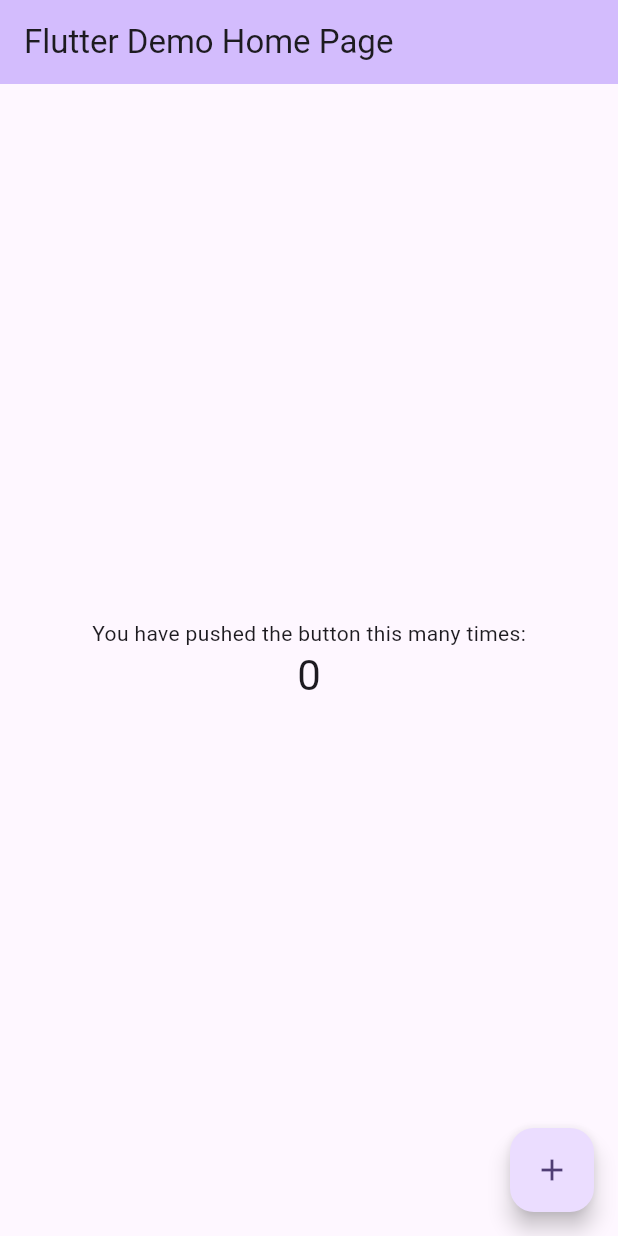
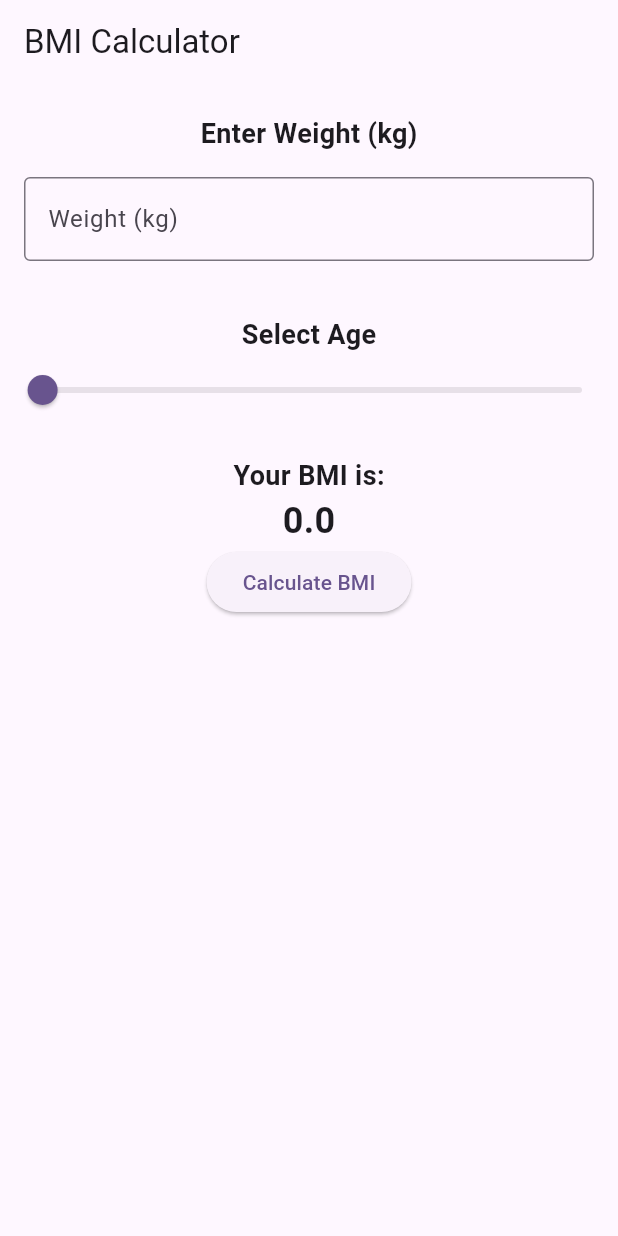
Before and after one commit to AroojAslam/bmi_calculator, a Flutter app: the screen it shows after launch, on a phone screen of 412 x 824 dp. Run offline on Flutter 3.47's test engine with Material 2 defaults, Android fonts, the phone set to English and light mode, and no system bars.

Commit message:
update home screen

```diff
--- a/lib/main.dart
+++ b/lib/main.dart
@@ -1,125 +1,23 @@
 import 'package:flutter/material.dart';
+import 'main_screen/home_screen.dart';
+
 
 void main() {
   runApp(const MyApp());
 }
-
 class MyApp extends StatelessWidget {
   const MyApp({super.key});
 
-  // This widget is the root of your application.
   @override
   Widget build(BuildContext context) {
     return MaterialApp(
+      debugShowCheckedModeBanner: false,
       title: 'Flutter Demo',
       theme: ThemeData(
-        // This is the theme of your application.
-        //
-        // TRY THIS: Try running your application with "flutter run". You'll see
-        // the application has a blue toolbar. Then, without quitting the app,
-        // try changing the seedColor in the colorScheme below to Colors.green
-        // and then invoke "hot reload" (save your changes or press the "hot
-        // reload" button in a Flutter-supported IDE, or press "r" if you used
-        // the command line to start the app).
-        //
-        // Notice that the counter didn't reset back to zero; the application
-        // state is not lost during the reload. To reset the state, use hot
-        // restart instead.
-        //
-        // This works for code too, not just values: Most code changes can be
-        // tested with just a hot reload.
         colorScheme: ColorScheme.fromSeed(seedColor: Colors.deepPurple),
         useMaterial3: true,
       ),
-      home: const MyHomePage(title: 'Flutter Demo Home Page'),
+      home:const HomeScreen(),
     );
   }
 }
-
-class MyHomePage extends StatefulWidget {
-  const MyHomePage({super.key, required this.title});
-
-  // This widget is the home page of your application. It is stateful, meaning
-  // that it has a State object (defined below) that contains fields that affect
-  // how it looks.
-
-  // This class is the configuration for the state. It holds the values (in this
-  // case the title) provided by the parent (in this case the App widget) and
-  // used by the build method of the State. Fields in a Widget subclass are
-  // always marked "final".
-
-  final String title;
-
-  @override
-  State<MyHomePage> createState() => _MyHomePageState();
-}
-
-class _MyHomePageState extends State<MyHomePage> {
-  int _counter = 0;
-
-  void _incrementCounter() {
-    setState(() {
-      // This call to setState tells the Flutter framework that something has
-      // changed in this State, which causes it to rerun the build method below
-      // so that the display can reflect the updated values. If we changed
-      // _counter without calling setState(), then the build method would not be
-      // called again, and so nothing would appear to happen.
-      _counter++;
-    });
-  }
-
-  @override
-  Widget build(BuildContext context) {
-    // This method is rerun every time setState is called, for instance as done
-    // by the _incrementCounter method above.
-    //
-    // The Flutter framework has been optimized to make rerunning build methods
-    // fast, so that you can just rebuild anything that needs updating rather
-    // than having to individually change instances of widgets.
-    return Scaffold(
-      appBar: AppBar(
-        // TRY THIS: Try changing the color here to a specific color (to
-        // Colors.amber, perhaps?) and trigger a hot reload to see the AppBar
-        // change color while the other colors stay the same.
-        backgroundColor: Theme.of(context).colorScheme.inversePrimary,
-        // Here we take the value from the MyHomePage object that was created by
-        // the App.build method, and use it to set our appbar title.
-        title: Text(widget.title),
-      ),
-      body: Center(
-        // Center is a layout widget. It takes a single child and positions it
-        // in the middle of the parent.
-        child: Column(
-          // Column is also a layout widget. It takes a list of children and
-          // arranges them vertically. By default, it sizes itself to fit its
-          // children horizontally, and tries to be as tall as its parent.
-          //
-          // Column has various properties to control how it sizes itself and
-          // how it positions its children. Here we use mainAxisAlignment to
-          // center the children vertically; the main axis here is the vertical
-          // axis because Columns are vertical (the cross axis would be
-          // horizontal).
-          //
-          // TRY THIS: Invoke "debug painting" (choose the "Toggle Debug Paint"
-          // action in the IDE, or press "p" in the console), to see the
-          // wireframe for each widget.
-          mainAxisAlignment: MainAxisAlignment.center,
-          children: <Widget>[
-            const Text(
-              'You have pushed the button this many times:',
-            ),
-            Text(
-              '$_counter',
-              style: Theme.of(context).textTheme.headlineMedium,
-            ),
-          ],
-        ),
-      ),
-      floatingActionButton: FloatingActionButton(
-        onPressed: _incrementCounter,
-        tooltip: 'Increment',
-        child: const Icon(Icons.add),
-      ), // This trailing comma makes auto-formatting nicer for build methods.
-    );
-  }
-}
--- /dev/null
+++ b/lib/main_screen/home_screen.dart
@@ -0,0 +1,81 @@
+import 'package:flutter/material.dart';
+
+class HomeScreen extends StatefulWidget {
+  const HomeScreen({Key? key});
+
+  @override
+  _HomeScreenState createState() => _HomeScreenState();
+}
+
+class _HomeScreenState extends State<HomeScreen> {
+  double _selectedAge = 1;
+  double bmi=0;
+  double _selectedWeight = 50;
+  TextEditingController _weightController = TextEditingController();
+
+  @override
+  Widget build(BuildContext context) {
+    return Scaffold(
+      appBar: AppBar(
+        title: Text('BMI Calculator'),
+      ),
+      body: SafeArea(
+        child: Center(
+          child: Column(
+            crossAxisAlignment: CrossAxisAlignment.center,
+            children: [
+              SizedBox(height: 20),
+              Text(
+                'Enter Weight (kg)',
+                style: TextStyle(fontWeight: FontWeight.w600, fontSize: 18),
+              ),
+              Padding(
+                padding: EdgeInsets.all(16.0),
+                child: TextField(
+                  controller: _weightController,
+                  keyboardType: TextInputType.numberWithOptions(decimal: true),
+                  decoration: InputDecoration(
+                    labelText: 'Weight (kg)',
+                    border: OutlineInputBorder(),
+                  ),
+                ),
+              ),
+              SizedBox(height: 20),
+            const  Text(
+                'Select Age',
+                style: TextStyle(fontWeight: FontWeight.w600, fontSize: 18),
+              ),
+              Slider(
+                value: _selectedAge,
+                max: 150,
+                divisions: 149,
+                label: _selectedAge.round().toString(),
+                onChanged: (double value) {
+                  setState(() {
+                    _selectedAge = value;
+                  });
+                },
+              ),
+              SizedBox(height: 20),
+
+              Text(
+                'Your BMI is:',
+                style: TextStyle(fontSize: 18, fontWeight: FontWeight.w600),
+              ),
+              Text(
+                bmi.toStringAsFixed(1),
+                style: TextStyle(fontSize: 24, fontWeight: FontWeight.bold),
+              ),
+              ElevatedButton(
+                onPressed: () {
+
+                },
+                child: Text('Calculate BMI'),
+              ),
+            ],
+          ),
+        ),
+      ),
+    );
+  }
+}
--- a/pubspec.yaml
+++ b/pubspec.yaml
@@ -35,6 +35,7 @@ dependencies:
   # The following adds the Cupertino Icons font to your application.
   # Use with the CupertinoIcons class for iOS style icons.
   cupertino_icons: ^1.0.2
+  syncfusion_flutter_sliders: ^22.2.12
 
 dev_dependencies:
   flutter_test:
```
Also changed, not shown: pubspec.lock.
